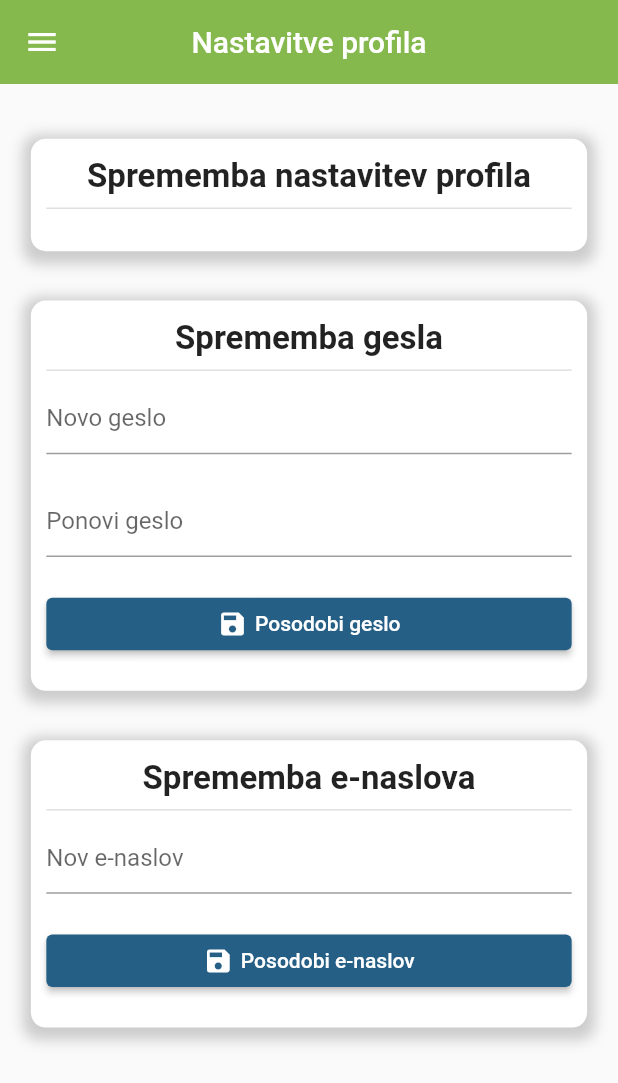
After one commit to mojStudent/MojStudent, a Flutter app: the ProfileScreen screen opened by its route, on a phone screen of 412 x 824 dp. The commit adds this screen. Shown: the top 1083 px of the screen. Run offline on Flutter 3.47's test engine with Material 2 defaults, Android fonts, the phone set to English and light mode, and no system bars; our stand-ins replace bloc, charts_flutter, flutter_bloc, flutter_html, shared_preferences, webview_flutter; accounts and stored records are empty.

Commit message:
optimizing code

```diff
--- a/lib/main.dart
+++ b/lib/main.dart
@@ -13,6 +13,7 @@ import 'package:moj_student/screens/internet/internet_screen.dart';
 import 'package:moj_student/screens/login/login_screen.dart';
 import 'package:moj_student/screens/notifications/notification_screen.dart';
 import 'package:moj_student/screens/notifications/views/notification_detail_view.dart';
+import 'package:moj_student/screens/profile/profile_screen.dart';
 import 'package:moj_student/services/home/home_bloc.dart';
 import 'package:moj_student/services/login/login_bloc.dart';
 import 'package:moj_student/services/notification/notification_bloc.dart';
@@ -56,6 +57,7 @@ class MyApp extends StatelessWidget {
             '/notification': (context) => NotificationDetailView(),
             '/failures': (context) => FailuresScreen(),
             '/damages': (context) => DamagesScreen(),
+            '/profile': (context) => ProfileScreen(),
             '/login': (context) => LoginScreen(),
           },
           home: InitialLoading(),
--- /dev/null
+++ b/lib/screens/profile/profile_screen.dart
@@ -0,0 +1,136 @@
+import 'package:flutter/material.dart';
+import 'package:moj_student/constants/colors.dart';
+import 'package:moj_student/data/auth/auth_repository.dart';
+import 'package:moj_student/data/auth/models/auth/user_model.dart';
+import 'package:moj_student/screens/drawer/app_drawer.dart';
+import 'package:moj_student/screens/widgets/box_widget.dart';
+import 'package:moj_student/screens/widgets/not_supported.dart';
+
+class ProfileScreen extends StatefulWidget {
+  ProfileScreen({Key? key}) : super(key: key);
+
+  @override
+  _ProfileScreenState createState() => _ProfileScreenState();
+}
+
+class _ProfileScreenState extends State<ProfileScreen> {
+  final _passwordForm = GlobalKey<FormState>();
+  final _mailForm = GlobalKey<FormState>();
+  final _profileForm = GlobalKey<FormState>();
+
+  UserModel? user;
+
+  @override
+  void initState() {
+    getUser();
+    super.initState();
+  }
+
+  void getUser() {
+    AuthRepository authRepository = AuthRepository();
+    user = authRepository.loggedInUser;
+  }
+
+  @override
+  Widget build(BuildContext context) {
+    return Scaffold(
+      appBar: AppBar(
+        title: Text("Nastavitve profila"),
+        backgroundColor: AppColors.success,
+        centerTitle: true,
+        elevation: 0,
+      ),
+      drawer: AppDrawer(),
+      body: CustomScrollView(
+        slivers: [
+          SliverPadding(padding: EdgeInsets.only(top: 20)),
+          SliverToBoxAdapter(
+            child: BoxWidget(
+              title: "Sprememba nastavitev profila",
+              cardBody: Container(),
+            ),
+          ),
+          SliverToBoxAdapter(
+            child: BoxWidget(
+              title: "Sprememba gesla",
+              cardBody: Form(
+                key: _passwordForm,
+                child: Column(
+                  children: [
+                    TextFormField(
+                      obscureText: true,
+                      decoration: InputDecoration(hintText: "Novo geslo"),
+                      validator: (value) => null,
+                      onChanged: (value) => null,
+                    ),
+                    SizedBox(
+                      height: MediaQuery.of(context).size.height * 0.025,
+                    ),
+                    TextFormField(
+                      obscureText: true,
+                      decoration: InputDecoration(hintText: "Ponovi geslo"),
+                      validator: (value) => null,
+                      onChanged: (value) => null,
+                    ),
+                    SizedBox(
+                      height: MediaQuery.of(context).size.height * 0.025,
+                    ),
+                    _saveButton("Posodobi geslo", Icons.save),
+                  ],
+                ),
+              ),
+            ),
+          ),
+          SliverToBoxAdapter(
+            child: BoxWidget(
+              title: "Sprememba e-naslova",
+              cardBody: Form(
+                key: _mailForm,
+                child: Column(
+                  children: [
+                    TextFormField(
+                      obscureText: false,
+                      decoration: InputDecoration(hintText: "Nov e-naslov"),
+                      validator: (value) => null,
+                      onChanged: (value) => null,
+                    ),
+                    SizedBox(
+                      height: MediaQuery.of(context).size.height * 0.025,
+                    ),
+                    _saveButton("Posodobi e-naslov", Icons.save),
+                  ],
+                ),
+              ),
+            ),
+          ),
+          SliverPadding(padding: EdgeInsets.only(top: 20)),
+        ],
+      ),
+    );
+  }
+
+  ElevatedButton _saveButton(
+    String text,
+    IconData icon, {
+    void onClick()?,
+    disabled = false,
+  }) {
+    return ElevatedButton(
+      child: Row(
+        mainAxisAlignment: MainAxisAlignment.center,
+        children: [
+          Icon(
+            icon,
+            size: 20,
+          ),
+          SizedBox(
+            width: 5,
+          ),
+          Text(text),
+        ],
+      ),
+      style: ElevatedButton.styleFrom(minimumSize: Size(double.infinity, 35)),
+      onPressed: disabled ? null : (onClick ?? () {}),
+    );
+  }
+}
--- a/lib/screens/widgets/box_widget.dart
+++ b/lib/screens/widgets/box_widget.dart
@@ -6,13 +6,13 @@ class BoxWidget extends StatelessWidget {
   final Color backgroundColor;
   final Icon? icon;
 
-  const BoxWidget({
-    Key? key,
-    required this.cardBody,
-    required this.title,
-    this.backgroundColor = Colors.white,
-    this.icon,
-  }) : super(key: key);
+  const BoxWidget(
+      {Key? key,
+      required this.cardBody,
+      required this.title,
+      this.backgroundColor = Colors.white,
+      this.icon,})
+      : super(key: key);
 
   @override
   Widget build(BuildContext context) {
@@ -52,8 +52,8 @@ class BoxWidget extends StatelessWidget {
                     Flexible(
                       child: Text(
                         title,
-                        style:
-                            TextStyle(fontWeight: FontWeight.w700, fontSize: 22),
+                        style: TextStyle(
+                            fontWeight: FontWeight.w700, fontSize: 22),
                       ),
                     )
                   ]),
```
Also changed, not shown: lib/screens/drawer/app_drawer.dart (+3 -4 lines), lib/screens/home/home_screen.dart (+62 -109 lines), lib/screens/login/login_screen.dart (+0 -7 lines).
